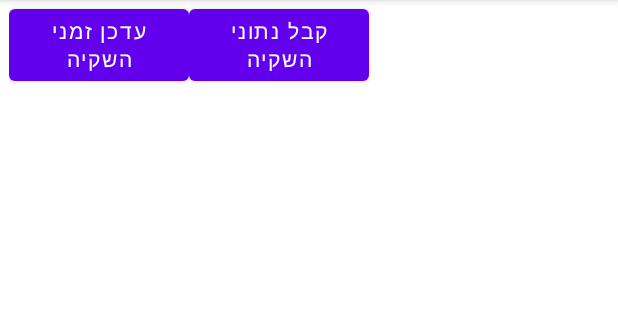
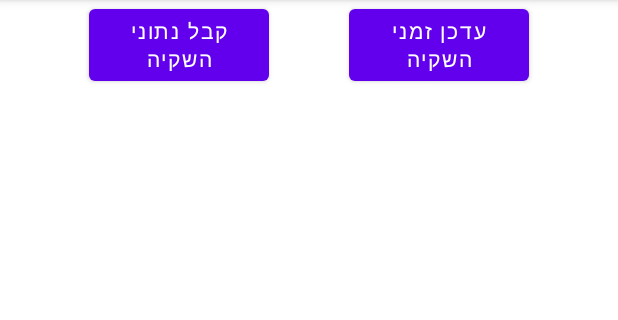
Before and after one commit to AviK-codes/AndroidMQTT, an Android app: the screen it shows after launch (MainActivity), on a phone screen of 412 x 824 dp, the part 84-404 px from its top. Run offline under Robolectric (Android 15) with nearby library versions, the phone set to English and light mode, and no system bars; libraries missing offline, so code that uses them is left out: org.eclipse.paho; 12 statements that could not run were skipped.

Commit message:
connect button removed, notification on disconnection was addedas text on the buttons

```diff
--- a/app/src/main/java/com/example/test2/MainActivity.java
+++ b/app/src/main/java/com/example/test2/MainActivity.java
@@ -54,6 +54,7 @@ public class MainActivity extends AppCompatActivity {
     String devicedata="";
     private static MainActivity instance;
     String mqttmsgirrigationstat="";
+    boolean linkerrstate=true;
 
     @Override
     protected void onCreate(Bundle savedInstanceState) {
@@ -64,9 +65,6 @@ public class MainActivity extends AppCompatActivity {
 
         dataReceived = (TextView) findViewById(R.id.dataReceived);
         dataReceived.setMovementMethod(new ScrollingMovementMethod());
-
-        Button buttonconnect= (Button)findViewById(R.id.buttonConnec);
-        buttonconnect.setVisibility(View.INVISIBLE);
 
         ConnectToMQTTServer(null);
     }
@@ -105,6 +103,8 @@ public class MainActivity extends AppCompatActivity {
      // https://www.tutorialspoint.com/android/android_json_parser.htm
      JSONArray timeinday;
      String daysofweek[]={"Sunday","Monday","Tuesday","wednesday","Thursday","Friday","Saturday"};
+
+     SetButtonsText(true);
 
      JSONObject reader = new JSONObject(data.toString());
      MainActivityMqttSetting settingform=MainActivityMqttSetting.getInstance(); // retrieve pointer of the second activity which contains the setting forms
@@ -239,8 +239,11 @@ public class MainActivity extends AppCompatActivity {
            public void connectionLost(Throwable cause) {
                Log.w("Mqtt", "Connection was lost!");
 
-               Button buttonconnect= (Button)findViewById(R.id.buttonConnec);
-               buttonconnect.setVisibility(View.VISIBLE);
+               if (linkerrstate)
+               {
+                SetButtonsText(false);
+               }
+               linkerrstate=true;
            }
 
            @Override
@@ -263,9 +266,6 @@ public class MainActivity extends AppCompatActivity {
 
                    Log.w("Mqtt", "Connection Success!");
 
-                   Button buttonconnect= (Button)findViewById(R.id.buttonConnec);
-                   buttonconnect.setVisibility(View.INVISIBLE);
-
                    pollDeviceForItsSettings();
 
                        try
@@ -283,8 +283,20 @@ public class MainActivity extends AppCompatActivity {
                @Override
                public void onFailure(IMqttToken asyncActionToken, Throwable exception) {
                    Log.w("Mqtt", "Connection Failure!");
-                   Button buttonconnect= (Button)findViewById(R.id.buttonConnec);
-                   buttonconnect.setVisibility(View.VISIBLE);
+                   String msg="not connected due to failure";
+                   if (mqttAndroidClient.isConnected())
+                   {
+                    SetButtonsText(true);
+                    linkerrstate=false;
+                    msg = "connection resumed!";
+                   }
+                   else
+                   {
+                    SetButtonsText(false);
+                    linkerrstate=true;
+                   }
+
+                   Log.w("Mqtt",msg);
                }
            });
        } catch (MqttException ex) {
@@ -292,6 +304,23 @@ public class MainActivity extends AppCompatActivity {
        }
    }
 
+   void SetButtonsText(boolean set)
+   {
+     if (set)
+     {
+         Button button1 = (Button) findViewById(R.id.button_getDeviceSettings);
+         button1.setText("קבל נתוני השקיה");
+         Button button2 = (Button) findViewById(R.id.button_configDeviceSettings);
+         button2.setText("עדכן זמני השקיה");
+     }
+     else
+     {
+         Button button1 = (Button) findViewById(R.id.button_getDeviceSettings);
+         button1.setText("אין שרת...");
+         Button button2 = (Button) findViewById(R.id.button_configDeviceSettings);
+         button2.setText("אין שרת...");
+     }
+   }
 }
 
 class LinkStatus {
--- a/app/src/main/res/layout/activity_main.xml
+++ b/app/src/main/res/layout/activity_main.xml
@@ -23,21 +23,19 @@
         app:layout_constraintTop_toTopOf="parent"
         app:layout_constraintVertical_bias="0.0" />
 
-    <RelativeLayout
+    <LinearLayout
         android:layout_width="match_parent"
         android:layout_height="match_parent"
         android:paddingLeft="6dp"
         android:paddingRight="6dp"
-        android:orientation="horizontal" >
+        android:orientation="horizontal"
+        android:gravity="top">
 
-        <Button
-         android:id="@+id/buttonConnec"
-         android:layout_width="100dp"
-         android:layout_height="60dp"
-         android:onClick="ConnectToMQTTServer"
-         android:text="@string/button_connect_txt"
-         android:layout_toRightOf="@+id/button_getDeviceSettings"
-         app:layout_constraintTop_toTopOf="parent"/>
+        <Space
+            android:layout_width="0dp"
+            android:layout_height="1dp"
+            android:layout_weight="1" >
+        </Space>
 
         <Button
         android:id="@+id/button_getDeviceSettings"
@@ -45,8 +43,13 @@
         android:layout_height="60dp"
         android:onClick="getDeviceSettings"
         android:text="@string/button_getdevicesettings"
-        android:layout_toRightOf="@+id/button_configDeviceSettings"
         app:layout_constraintTop_toTopOf="parent"/>
+
+        <Space
+            android:layout_width="0dp"
+            android:layout_height="1dp"
+            android:layout_weight="1" >
+        </Space>
 
         <Button
          android:id="@+id/button_configDeviceSettings"
@@ -56,6 +59,11 @@
          android:text="@string/button_config_device_txt"
          app:layout_constraintTop_toTopOf="parent"/>
 
-    </RelativeLayout>
+        <Space
+            android:layout_width="0dp"
+            android:layout_height="1dp"
+            android:layout_weight="1" >
+        </Space>
+    </LinearLayout>
 
 </androidx.constraintlayout.widget.ConstraintLayout>
```
